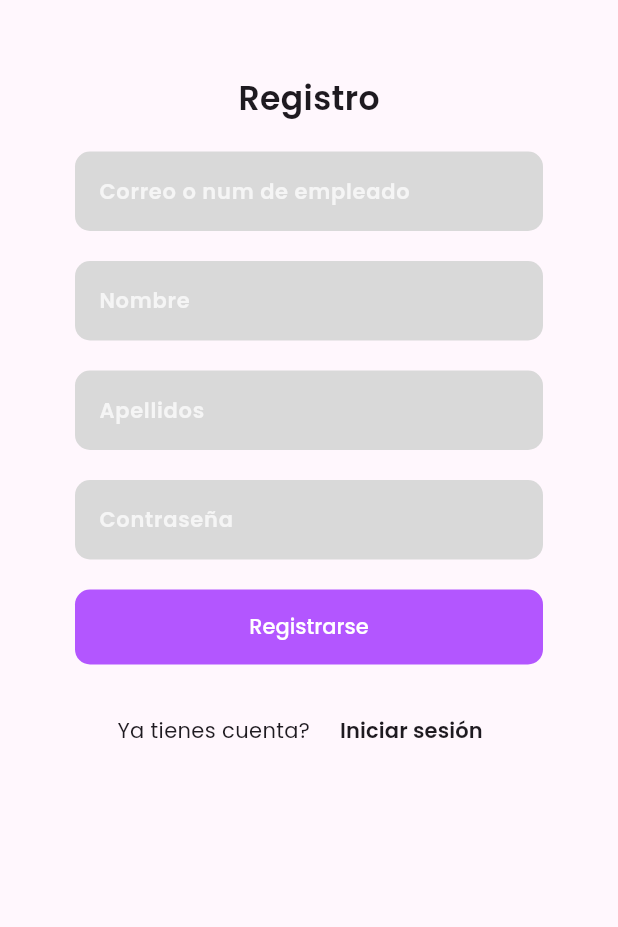
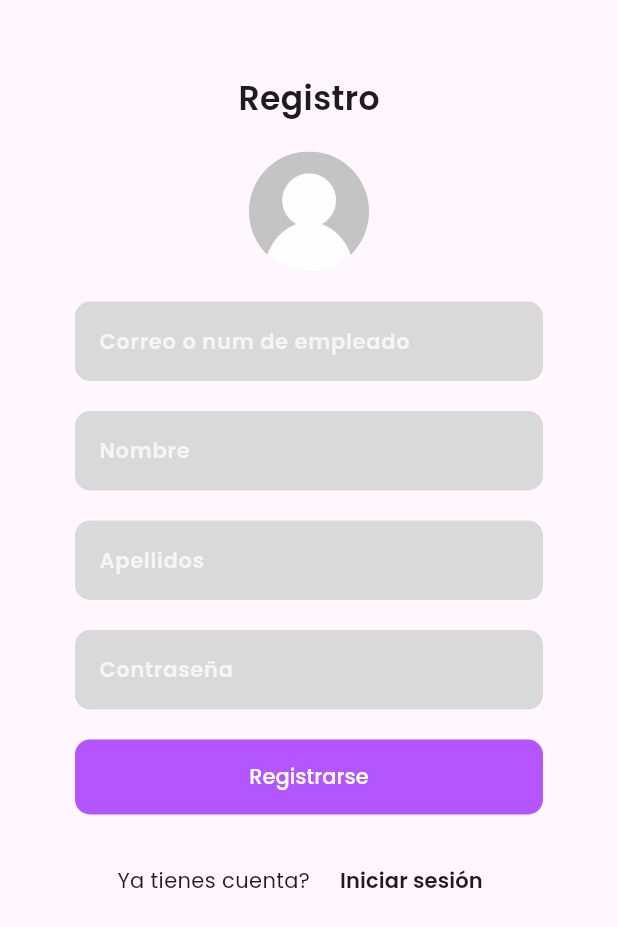
Before and after one commit to RedDragon022/Proyecto_Equipo5_SIC, a Flutter app: the RegisterForm widget shown alone on an empty page, opened directly, on a phone screen of 412 x 824 dp. Shown: the top 927 px of the screen. Run offline on Flutter 3.47's test engine with Material 3 defaults, Android fonts, the phone set to English and light mode, and no system bars; our stand-ins replace dio, flutter_riverpod, formz, go_router, google_fonts, table_calendar.

Commit message:
iniciado los datasources para los horarios y creado el dialog para subir imagen al registrarse

```diff
--- a/lib/config/constants/assets_conts.dart
+++ b/lib/config/constants/assets_conts.dart
@@ -2,4 +2,5 @@ class AssetsConsts {
   static String headerImageV1 = 'lib/assets/header_v1.jpg';
   static String headerImageV2 = 'lib/assets/header_v2.jpg';
   static String defaultAvatar = 'lib/assets/avatar.png';
+  static String recognitionImage = 'lib/assets/reconocimiento.jpg';
 }
--- a/lib/domain/datasources/datasources.dart
+++ b/lib/domain/datasources/datasources.dart
@@ -1 +1,2 @@
 export '../datasources/remote/auth_datasource.dart';
+export '../datasources/remote/schedule_datasource.dart';
--- /dev/null
+++ b/lib/domain/datasources/remote/schedule_datasource.dart
@@ -0,0 +1,3 @@
+abstract class ScheduleDatasource{
+
+}
--- /dev/null
+++ b/lib/domain/repositories/remote/schedule_repository.dart
@@ -0,0 +1,3 @@
+abstract class ScheduleRepository{
+
+}
--- a/lib/domain/repositories/repositories.dart
+++ b/lib/domain/repositories/repositories.dart
@@ -1 +1,2 @@
 export '../repositories/remote/auth_repository.dart';
+export '../repositories/remote/schedule_repository.dart';
--- a/lib/infraestructure/datasources/datasources.dart
+++ b/lib/infraestructure/datasources/datasources.dart
@@ -1 +1,2 @@
 export 'remote/auth_datasource_impl.dart';
+export 'remote/schedule_datasource_impl.dart';
--- /dev/null
+++ b/lib/infraestructure/datasources/remote/schedule_datasource_impl.dart
@@ -0,0 +1,5 @@
+import '../../../domain/datasources/datasources.dart';
+
+class ScheduleDatasourceImpl extends ScheduleDatasource{
+
+}
--- /dev/null
+++ b/lib/infraestructure/repositories/remote/schedule_repository_impl.dart
@@ -0,0 +1,5 @@
+import '../../../domain/repositories/repositories.dart';
+
+class ScheduleRepositoryImpl extends ScheduleRepository{
+
+}
--- a/lib/presentation/widgets/register/register_form.dart
+++ b/lib/presentation/widgets/register/register_form.dart
@@ -11,16 +11,32 @@ class RegisterForm extends StatelessWidget {
   Widget build(BuildContext context) {
     final textStyle = Theme.of(context).textTheme;
 
+    final textFont = GoogleFonts.poppins();
+
+    final textTitleStyle = textFont.copyWith(
+      fontSize: textStyle.titleLarge?.fontSize,
+      fontWeight: FontWeight.w600,
+    );
+
+    final textSubtitleStyle = textFont.copyWith(fontSize: textStyle.labelLarge?.fontSize);
+
     return Padding(
       padding: const EdgeInsets.symmetric(horizontal: 50),
       child: Column(
         children: [
           const SizedBox(height: 50),
-          Text('Registro',
-              style: GoogleFonts.poppins(
-                fontSize: textStyle.titleLarge?.fontSize,
-                fontWeight: FontWeight.w600, // O FontWeight.bold para negrita
-              )),
+          Text('Registro', style: textTitleStyle),
+          const SizedBox(height: 20),
+          CustomAvatarButton(
+            radius: 40,
+            onTap: () => showDialog(
+                context: context,
+                barrierDismissible: true,
+                builder: (context) => CustomAlertDialog(
+                  contentTextStyle: textSubtitleStyle,
+                  titleTextStyle: textTitleStyle,
+                )),
+          ),
           const SizedBox(height: 20),
           const CustomTextField(labelText: 'Correo o num de empleado'),
           const SizedBox(height: 20),
@@ -32,34 +48,32 @@ class RegisterForm extends StatelessWidget {
           const SizedBox(height: 20),
           CustomRectangleButton(text: 'Registrarse', onPressed: () => null),
           const SizedBox(height: 20),
-          _CreateAccountRow(textStyle: textStyle)
+          _CreateAccountRow(textStyle: textSubtitleStyle.copyWith(fontWeight: FontWeight.w400))
         ],
       ),
     );
   }
 }
 
+
+
 class _CreateAccountRow extends StatelessWidget {
   const _CreateAccountRow({
-    required this.textStyle,
+    this.textStyle,
   });
 
-  final TextTheme textStyle;
+  final TextStyle? textStyle;
 
   @override
   Widget build(BuildContext context) {
     return Row(
       mainAxisAlignment: MainAxisAlignment.center,
-
       children: [
         Text('Ya tienes cuenta?',
-            style: GoogleFonts.poppins(
-              fontSize: textStyle.labelLarge?.fontSize,
-              fontWeight:
-                  FontWeight.w400, // O FontWeight.bold para negrita
-            )),
+            style: textStyle),
         const SizedBox(width: 8),
-        CustomTextButton(text: 'Iniciar sesión', onPressed: () => context.go('/login'))
+        CustomTextButton(
+            text: 'Iniciar sesión', onPressed: () => context.go('/'))
       ],
     );
   }
--- /dev/null
+++ b/lib/presentation/widgets/shared/buttons/custom_avatar_button.dart
@@ -0,0 +1,21 @@
+import 'package:flutter/material.dart';
+
+import '../../../../config/constants/assets_conts.dart';
+
+class CustomAvatarButton extends StatelessWidget {
+  const CustomAvatarButton({super.key, this.radius, this.onTap});
+
+  final double? radius;
+  final void Function()? onTap;
+
+  @override
+  Widget build(BuildContext context) {
+    return GestureDetector(
+      onTap: onTap,
+      child: CircleAvatar(
+          radius: radius,
+          backgroundImage: AssetImage(AssetsConsts.defaultAvatar)
+          ),
+    );
+  }
+}
--- a/lib/presentation/widgets/widgets.dart
+++ b/lib/presentation/widgets/widgets.dart
@@ -8,3 +8,5 @@ export 'shared/custom_bottom_navigation_bar.dart';
 export 'home/header_home.dart';
 export 'home/class_box.dart';
 export 'schedule/custom_schedule.dart';
+export 'shared/buttons/custom_avatar_button.dart';
+export 'register/custom_alert_dialog.dart';
--- a/pubspec.yaml
+++ b/pubspec.yaml
@@ -15,7 +15,7 @@ dependencies:
   formz: ^0.6.1
   go_router: ^12.1.1
   google_fonts: ^6.1.0
-  image_picker: ^1.0.4
+  image_picker: ^1.0.7
   table_calendar: ^3.0.9
 
 dev_dependencies:
```
Also changed, not shown: lib/presentation/widgets/register/custom_alert_dialog.dart (added, +54 -0 lines), lib/assets/reconocimiento.jpg (added), pubspec.lock.
